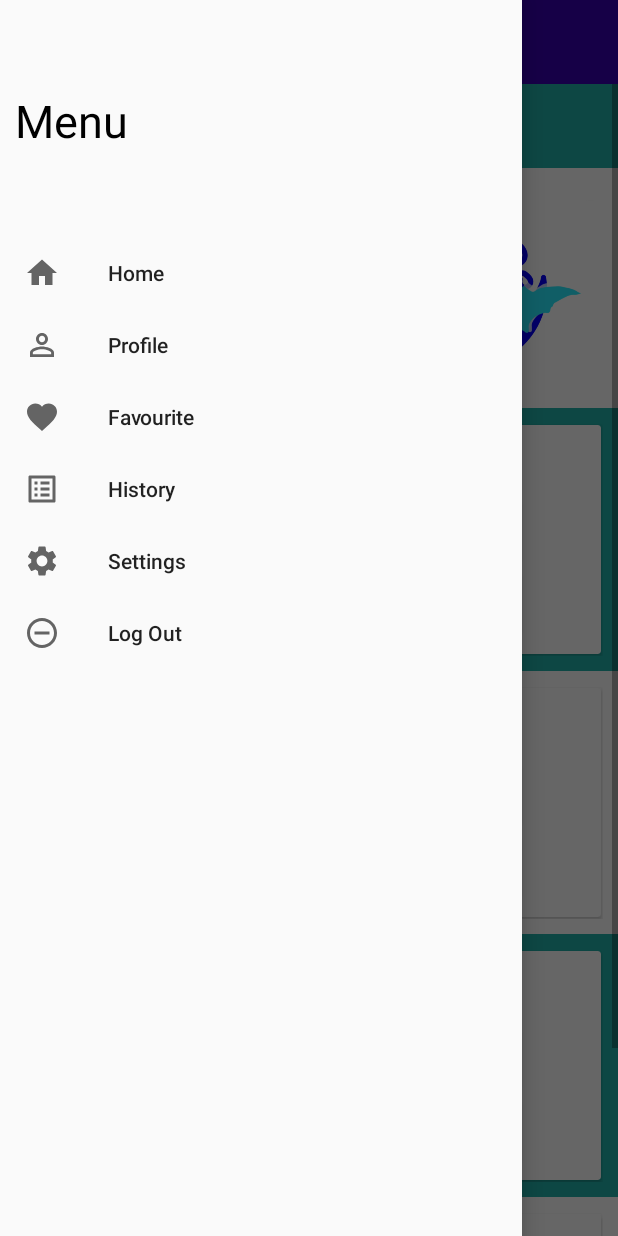
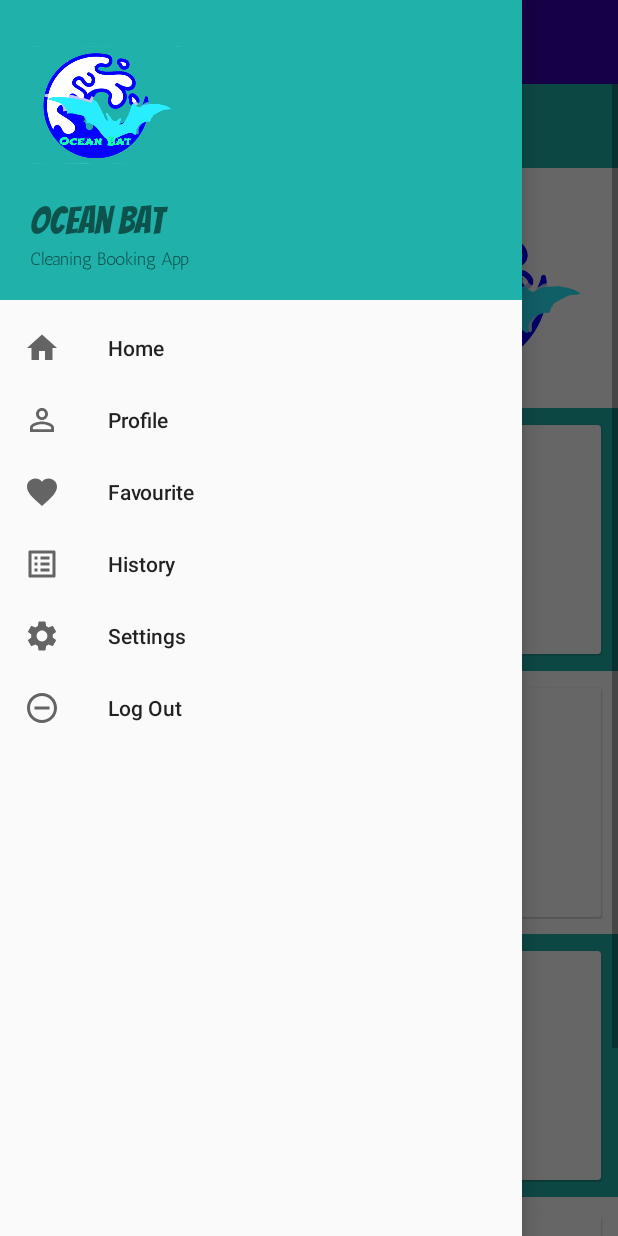
Before and after one commit to jy-hui/OceanBatApp, an Android app: the Fragment_Home screen opened directly, with no data from a screen before it, with the side drawer open, on a phone screen of 412 x 824 dp. Run offline under Robolectric (Android 15) with nearby library versions, the phone set to English and light mode, and no system bars; our stand-ins replace Firebase (no records; nobody signed in at launch, a user with empty details on screens opened directly).

Commit message:
Commit by Hui Jun Yoong

```diff
--- a/app/src/main/res/layout/drawer_header.xml
+++ b/app/src/main/res/layout/drawer_header.xml
@@ -1,25 +1,30 @@
 <?xml version="1.0" encoding="utf-8"?>
-<androidx.constraintlayout.widget.ConstraintLayout xmlns:android="http://schemas.android.com/apk/res/android"
+<LinearLayout xmlns:android="http://schemas.android.com/apk/res/android"
     xmlns:app="http://schemas.android.com/apk/res-auto"
     xmlns:tools="http://schemas.android.com/tools"
     android:layout_width="match_parent"
-    android:layout_height="150dp">
+    android:layout_height="200dp"
+    android:orientation="vertical"
+    android:background="@color/LightSeaGreen"
+    android:gravity="bottom"
+    android:padding= "20dp">
+
+    <ImageView
+        android:layout_width="100dp"
+        android:layout_height="100dp"
+        android:src="@drawable/logo_ocean_bat"/>
 
     <TextView
-        android:id="@+id/drawer_header"
-        android:layout_width="0dp"
+        android:layout_width="100dp"
         android:layout_height="wrap_content"
-        android:layout_marginStart="10dp"
-        android:layout_marginLeft="10dp"
-        android:layout_marginTop="10dp"
-        android:layout_marginEnd="10dp"
-        android:layout_marginRight="10dp"
-        android:text="@string/nav_header"
-        android:textColor="@color/Black"
-        android:textSize="30sp"
-        app:layout_constraintBottom_toBottomOf="parent"
-        app:layout_constraintEnd_toEndOf="parent"
-        app:layout_constraintStart_toStartOf="parent"
-        app:layout_constraintTop_toTopOf="parent" />
+        android:text="Ocean Bat"
+        android:fontFamily="@font/bangers"
+        android:textSize="25sp"/>
 
-</androidx.constraintlayout.widget.ConstraintLayout>
+    <TextView
+        android:layout_width="wrap_content"
+        android:layout_height="wrap_content"
+        android:text="Cleaning Booking App"
+        android:textSize="12sp"
+        android:fontFamily="@font/antic"/>
+</LinearLayout>
--- a/app/src/main/res/menu/drawer_menu.xml
+++ b/app/src/main/res/menu/drawer_menu.xml
@@ -1,5 +1,7 @@
 <?xml version="1.0" encoding="utf-8"?>
 <menu xmlns:android="http://schemas.android.com/apk/res/android">
+
+    <group android:checkableBehavior="single">
 
         <item
             android:id="@+id/nav_home"
@@ -29,5 +31,5 @@
             android:id="@+id/nav_logout"
             android:icon="@drawable/ic_logout"
             android:title="@string/log_out_text" />
-
+    </group>
 </menu>
```
Also changed, not shown: app/src/main/java/com/example/oceanbatapp/Home.java (+73 -5 lines), app/src/main/res/drawable/background.png (added).
